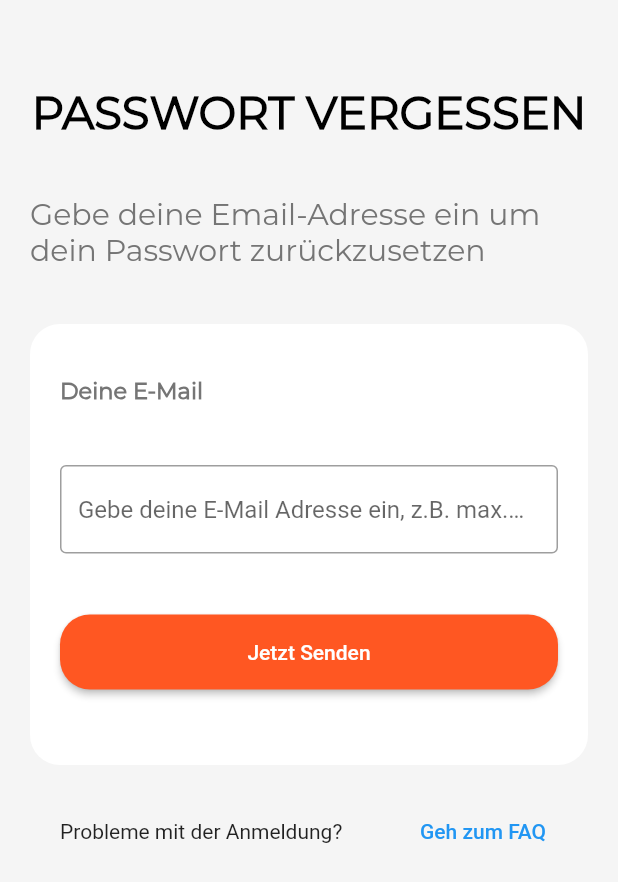
After one commit to BiyCck/Food-Q-lator, a Flutter app: the ForgotPasswordScreen screen opened by its route, on a phone screen of 412 x 824 dp. The commit adds this screen. Shown: the top 882 px of the screen. Run offline on Flutter 3.47's test engine with Material 2 defaults, Android fonts, the phone set to English and light mode, and no system bars; project files that could hold a hidden picture were left out.

Commit message:
Added forgotPassword Screen

```diff
--- a/food_q_lator/lib/main.dart
+++ b/food_q_lator/lib/main.dart
@@ -1,4 +1,5 @@
 import 'package:flutter/material.dart';
+import 'package:food_q_lator/screens/forgotpassword_screen.dart';
 import 'package:food_q_lator/screens/home_screen.dart';
 
 import 'package:food_q_lator/screens/login_screen.dart';
@@ -35,7 +36,8 @@ class MyApp extends StatelessWidget {
         '/': (context) => const HomeScreen(),
         '/loginScreen': (context) => const LoginScreen(),
         '/onboarding1': (context) => const Onboarding1(),
-        '/signupScreen': (context) => const SignUpScreen()
+        '/signupScreen': (context) => const SignUpScreen(),
+        '/forgotpasswordScreen': (context) => const ForgotPasswordScreen()
       },
     );
   }
--- /dev/null
+++ b/food_q_lator/lib/screens/forgotpassword_screen.dart
@@ -0,0 +1,106 @@
+import 'package:flutter/material.dart';
+import 'package:flutter/src/widgets/container.dart';
+import 'package:flutter/src/widgets/framework.dart';
+import 'package:food_q_lator/components/default_button.dart';
+import 'package:food_q_lator/services/constants.dart';
+
+class ForgotPasswordScreen extends StatefulWidget {
+  const ForgotPasswordScreen({super.key});
+
+  @override
+  State<ForgotPasswordScreen> createState() => _ForgotPasswordScreenState();
+}
+
+class _ForgotPasswordScreenState extends State<ForgotPasswordScreen> {
+  var shade1002 = Colors.grey.shade100;
+  @override
+  Widget build(BuildContext context) {
+    return Scaffold(
+      backgroundColor: shade1002,
+      body: SafeArea(
+        child: Padding(
+          padding: const EdgeInsets.all(20.0),
+          child: Column(
+            mainAxisAlignment: MainAxisAlignment.center,
+            children: [
+              Expanded(
+                flex: 2,
+                child: Column(
+                  mainAxisAlignment: MainAxisAlignment.spaceEvenly,
+                  children: [
+                    Text(
+                      'PASSWORT VERGESSEN',
+                      style: kLogInSignTextStyle,
+                    ),
+                    Text(
+                      'Gebe deine Email-Adresse ein um dein Passwort zurückzusetzen',
+                      style: kLogInSecondarySignTextStyle,
+                    )
+                  ],
+                ),
+              ),
+              Expanded(
+                flex: 3,
+                child: Container(
+                  decoration: BoxDecoration(
+                    color: Colors.white,
+                    borderRadius: BorderRadius.circular(20.0),
+                  ),
+                  child: Padding(
+                    padding: EdgeInsets.fromLTRB(20.0, 15.0, 20.0, 30.0),
+                    child: Form(
+                      child: Column(
+                        mainAxisAlignment: MainAxisAlignment.spaceAround,
+                        crossAxisAlignment: CrossAxisAlignment.start,
+                        children: [
+                          const Text(
+                            'Deine E-Mail',
+                            style: kLoginInputLabelTextStyle,
+                          ),
+                          TextFormField(
+                            decoration: const InputDecoration(
+                              hintText:
+                                  'Gebe deine E-Mail Adresse ein, z.B. max.mustermann@outlook.com',
+                              border: OutlineInputBorder(),
+                            ),
+                          ),
+                          DefaultButton(
+                            color: kAccentColor,
+                            text: 'Jetzt Senden',
+                            onPressed: () {},
+                          ),
+                        ],
+                      ),
+                    ),
+                  ),
+                ),
+              ),
+              Expanded(
+                flex: 3,
+                child: Padding(
+                  padding: const EdgeInsets.all(20.0),
+                  child: Column(
+                    children: [
+                      Row(
+                        children: [
+                          const Expanded(
+                              child: Text('Probleme mit der Anmeldung?')),
+                          TextButton(
+                            onPressed: () {},
+                            child: const Text(
+                              'Geh zum FAQ',
+                            ),
+                          )
+                        ],
+                      )
+                    ],
+                  ),
+                ),
+              )
+            ],
+          ),
+        ),
+      ),
+    );
+  }
+}
```
